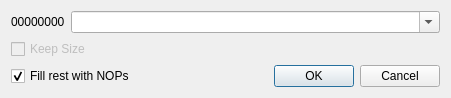
eteran/edb-debugger, file plugins/Assembler/dialog_assembler.ui: the form before one commit.
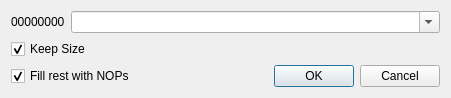
The form after the commit.

Commit message: added support for maintaining size of current instruction to avoid messing up alignment

What changed in the file:
```diff
--- a/plugins/Assembler/dialog_assembler.ui
+++ b/plugins/Assembler/dialog_assembler.ui
@@ -42,13 +42,13 @@
    <item row="1" column="0">
     <widget class="QCheckBox" name="keepSize">
      <property name="enabled">
-      <bool>false</bool>
+      <bool>true</bool>
      </property>
      <property name="text">
       <string>Keep Size</string>
      </property>
      <property name="checked">
-      <bool>false</bool>
+      <bool>true</bool>
      </property>
     </widget>
    </item>
```
The commit also changes 1 other file.
